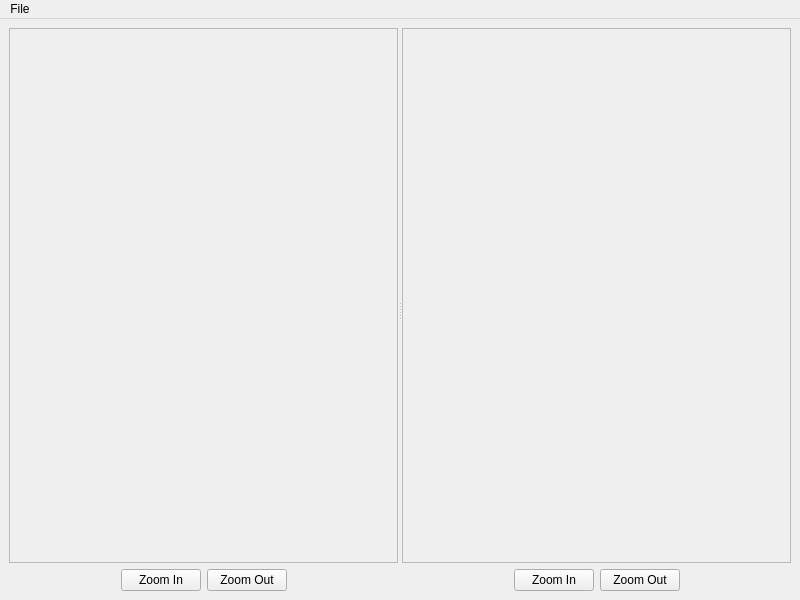
fredo-editor/FreDo, file fredo/gui/main_window.ui: the form before one commit.
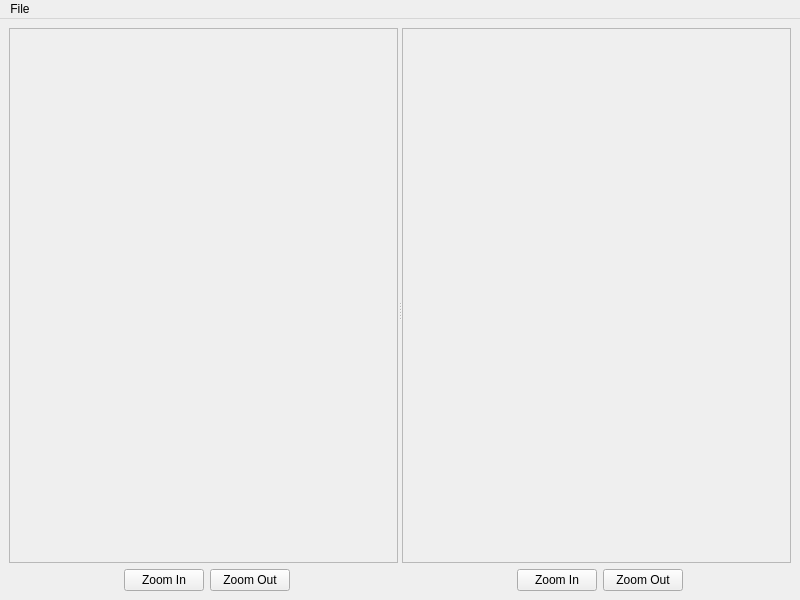
The form after the commit.

Commit message: Added x,y stats of images

The edit to the form file:
```diff
--- a/fredo/gui/main_window.ui
+++ b/fredo/gui/main_window.ui
@@ -38,9 +38,15 @@
                <height>514</height>
               </rect>
              </property>
-             <layout class="QGridLayout" name="gridLayout_2">
-              <item row="0" column="0">
+             <layout class="QHBoxLayout" name="horizontalLayout_3">
+              <item>
                <widget class="QLabel" name="image_label">
+                <property name="sizePolicy">
+                 <sizepolicy hsizetype="Maximum" vsizetype="Maximum">
+                  <horstretch>0</horstretch>
+                  <verstretch>0</verstretch>
+                 </sizepolicy>
+                </property>
                 <property name="text">
                  <string/>
                 </property>
@@ -53,17 +59,17 @@
           <item>
            <layout class="QHBoxLayout" name="horizontalLayout_2">
             <item>
-             <spacer name="horizontalSpacer">
-              <property name="orientation">
-               <enum>Qt::Horizontal</enum>
+             <widget class="QLabel" name="image_info_label">
+              <property name="sizePolicy">
+               <sizepolicy hsizetype="Expanding" vsizetype="Preferred">
+                <horstretch>0</horstretch>
+                <verstretch>0</verstretch>
+               </sizepolicy>
               </property>
-              <property name="sizeHint" stdset="0">
-               <size>
-                <width>40</width>
-                <height>20</height>
-               </size>
+              <property name="text">
+               <string/>
               </property>
-             </spacer>
+             </widget>
             </item>
             <item>
              <widget class="QPushButton" name="image_zoom_in_btn">
@@ -115,6 +121,12 @@
              <layout class="QGridLayout" name="gridLayout_3">
               <item row="0" column="0">
                <widget class="QLabel" name="freq_label">
+                <property name="sizePolicy">
+                 <sizepolicy hsizetype="Maximum" vsizetype="Maximum">
+                  <horstretch>0</horstretch>
+                  <verstretch>0</verstretch>
+                 </sizepolicy>
+                </property>
                 <property name="text">
                  <string/>
                 </property>
@@ -127,17 +139,17 @@
           <item>
            <layout class="QHBoxLayout" name="horizontalLayout_5">
             <item>
-             <spacer name="horizontalSpacer_3">
-              <property name="orientation">
-               <enum>Qt::Horizontal</enum>
+             <widget class="QLabel" name="freq_info_label">
+              <property name="sizePolicy">
+               <sizepolicy hsizetype="Expanding" vsizetype="Preferred">
+                <horstretch>0</horstretch>
+                <verstretch>0</verstretch>
+               </sizepolicy>
               </property>
-              <property name="sizeHint" stdset="0">
-               <size>
-                <width>40</width>
-                <height>20</height>
-               </size>
+              <property name="text">
+               <string/>
               </property>
-             </spacer>
+             </widget>
             </item>
             <item>
              <widget class="QPushButton" name="freq_zoom_in_btn">
```
The commit also changes 2 other files.
